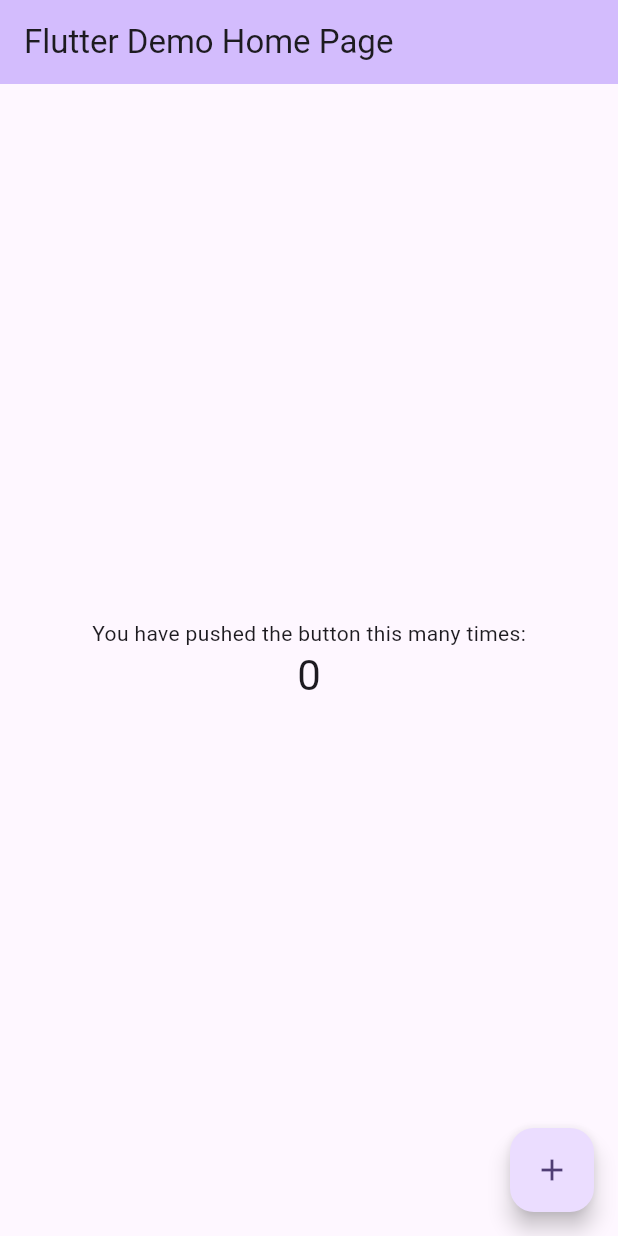
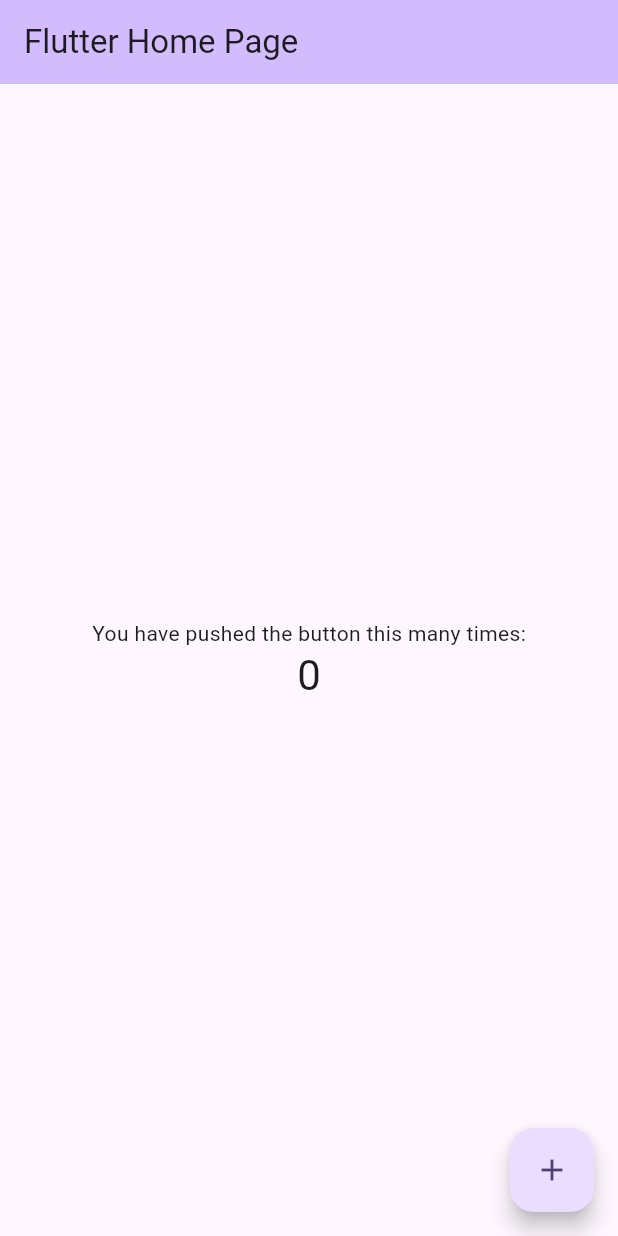
Before and after one commit to morena1001/Mfanom-Translator-and-IME, a Flutter app: the screen it shows after launch, on a phone screen of 412 x 824 dp. Run offline on Flutter 3.47's test engine with Material 3 defaults, Android fonts, the phone set to English and light mode, and no system bars.

Commit message:
getting used to dart

```diff
--- a/web_translator/lib/main.dart
+++ b/web_translator/lib/main.dart
@@ -11,7 +11,7 @@ class MyApp extends StatelessWidget {
   @override
   Widget build(BuildContext context) {
     return MaterialApp(
-      title: 'Flutter Demo',
+      title: 'Mfanom Translator',
       theme: ThemeData(
         // This is the theme of your application.
         //
@@ -31,7 +31,7 @@ class MyApp extends StatelessWidget {
         colorScheme: ColorScheme.fromSeed(seedColor: Colors.deepPurple),
         useMaterial3: true,
       ),
-      home: const MyHomePage(title: 'Flutter Demo Home Page'),
+      home: const MyHomePage(title: 'Flutter Home Page'),
     );
   }
 }
```
